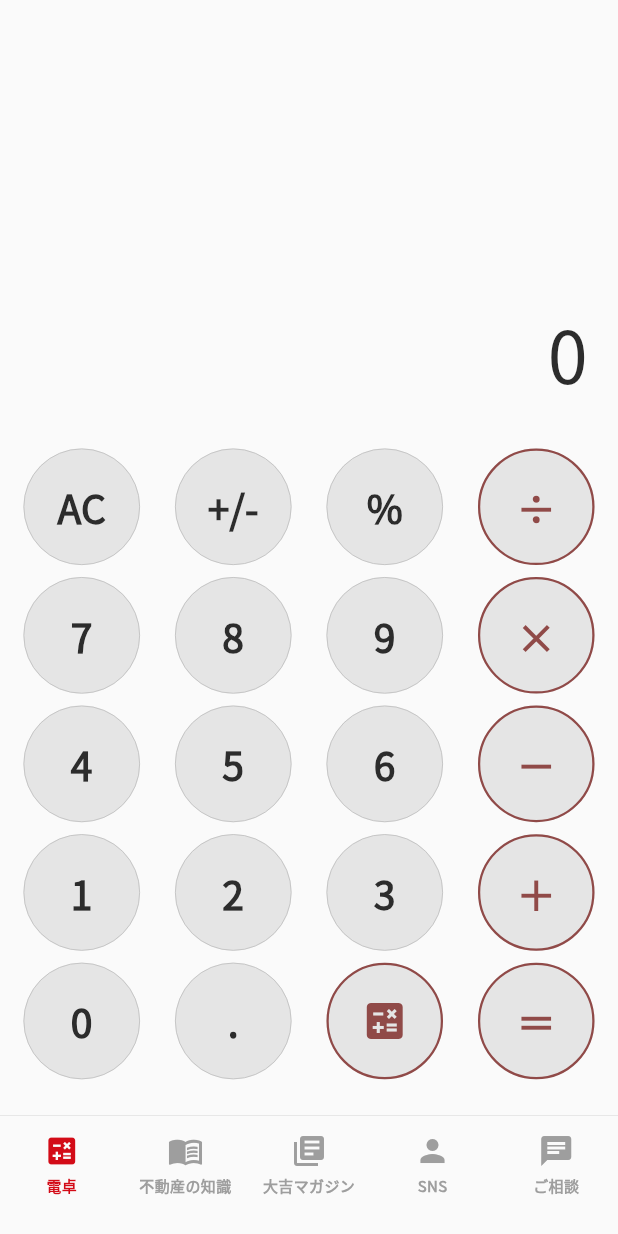
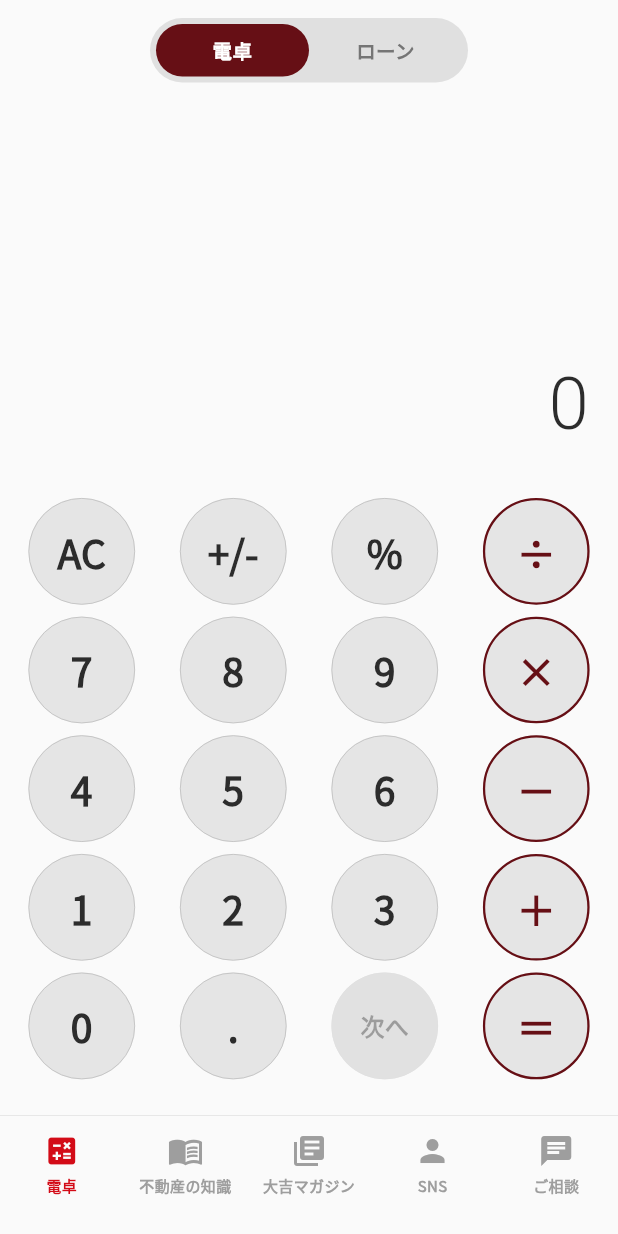
Before and after one commit to sekiguchimend/loan-simulation, a Flutter app: the screen it shows after launch, after a tap on "電卓", on a phone screen of 412 x 824 dp. Run offline on Flutter 3.47's test engine with Material 3 defaults, Android fonts, the phone set to English and light mode, and no system bars; our stand-ins replace cached_network_image, flutter_dotenv, flutter_hooks, flutter_markdown, font_awesome_flutter, hooks_riverpod and 1 more; accounts and stored records are empty; Roboto replaces fonts that are missing (Roboto Mono).

Commit message:
いただいた修正

```diff
--- a/lib/pages/loansimulator/loansimulator_screen.dart
+++ b/lib/pages/loansimulator/loansimulator_screen.dart
@@ -7,16 +7,23 @@ import 'dart:math';
 class LoanSimulatorScreen extends HookConsumerWidget {
   const LoanSimulatorScreen({super.key});
 
+  // 統一カラー
+  static const Color _primaryColor = Color(0xFF660F15);
+
   @override
   Widget build(BuildContext context, WidgetRef ref) {
     final display = useState('0');
     final previousValue = useState<double?>(null);
     final operation = useState<String?>(null);
     final isNewInput = useState(true);
-    final loanStep = useState(-1); // -1: 初期状態, 0: 借入額, 1: 金利, 2: 返済月数, 3: 結果表示
+
+    // モード管理: false=電卓, true=ローン
+    final isLoanMode = useState(false);
+    // ローンのステップ: 0: 借入額, 1: 金利, 2: 返済年数, 3: 結果表示
+    final loanStep = useState(0);
     final loanAmount = useState<double?>(null);
     final interestRate = useState<double?>(null);
-    final loanMonths = useState<double?>(null);
+    final loanYears = useState<double?>(null);
     final monthlyPaymentResult = useState<double?>(null);
 
     // カンマ区切りのフォーマッター
@@ -27,7 +34,6 @@ class LoanSimulatorScreen extends HookConsumerWidget {
     String formatNumber(String value) {
       if (value.isEmpty || value == '0') return value;
 
-      // 小数点で終わる場合の処理
       if (value.endsWith('.')) {
         final intPart = value.substring(0, value.length - 1);
         final numValue = double.tryParse(intPart);
@@ -40,7 +46,6 @@ class LoanSimulatorScreen extends HookConsumerWidget {
       final numValue = double.tryParse(value);
       if (numValue == null) return value;
 
-      // 小数点がある場合
       if (value.contains('.')) {
         return decimalFormatter.format(numValue);
       } else {
@@ -48,28 +53,24 @@ class LoanSimulatorScreen extends HookConsumerWidget {
       }
     }
 
-    // 表示用の数値文字列を取得
     String getFormattedDisplay() {
-      // 常にフォーマットして表示
       return formatNumber(display.value);
     }
 
     void onNumberPressed(String number) {
+      // 最大12桁まで制限
+      const maxDigits = 12;
+      final currentDigits = display.value.replaceAll('.', '').length;
+
       if (isNewInput.value) {
         display.value = number;
         isNewInput.value = false;
       } else {
         if (display.value == '0') {
           display.value = number;
-        } else {
+        } else if (currentDigits < maxDigits) {
           display.value += number;
         }
-      }
-
-      // 結果表示中の場合は通常の計算機モードに戻る（ただし計算は継続可能）
-      if (loanStep.value == 3) {
-        loanStep.value = -1;
-        monthlyPaymentResult.value = null;
       }
     }
 
@@ -92,7 +93,20 @@ class LoanSimulatorScreen extends HookConsumerWidget {
               result = current != 0 ? previousValue.value! / current : 0;
               break;
           }
-          display.value = result == result.toInt() ? result.toInt().toString() : result.toStringAsFixed(2);
+          // 結果の桁数を制限
+          String resultStr;
+          if (result.abs() >= 1e12) {
+            resultStr = result.toStringAsExponential(2);
+          } else if (result == result.toInt()) {
+            resultStr = result.toInt().toString();
+          } else {
+            resultStr = result.toStringAsFixed(2);
+          }
+          // 最大12桁に制限
+          if (resultStr.length > 15) {
+            resultStr = result.toStringAsExponential(2);
+          }
+          display.value = resultStr;
           previousValue.value = null;
           operation.value = null;
           isNewInput.value = true;
@@ -109,29 +123,21 @@ class LoanSimulatorScreen extends HookConsumerWidget {
         previousValue.value = double.tryParse(display.value);
         operation.value = op;
         isNewInput.value = true;
-
-        // 結果表示中の場合は通常の計算機モードに戻る
-        if (loanStep.value == 3) {
-          loanStep.value = -1;
-          monthlyPaymentResult.value = null;
-        }
       }
     }
 
     void calculateLoanPayment() {
-      if (loanAmount.value != null && interestRate.value != null && loanMonths.value != null) {
+      if (loanAmount.value != null && interestRate.value != null && loanYears.value != null) {
         final principal = loanAmount.value!;
         final monthlyRate = interestRate.value! / 100 / 12;
-        final totalMonths = loanMonths.value!;
+        final totalMonths = loanYears.value! * 12;
 
-        // 無効な値のチェック
         if (principal <= 0 || totalMonths < 1) {
           return;
         }
 
         double monthlyPayment;
         if (monthlyRate == 0) {
-          // 金利0%の場合
           monthlyPayment = principal / totalMonths;
         } else {
           monthlyPayment = principal *
@@ -139,34 +145,25 @@ class LoanSimulatorScreen extends HookConsumerWidget {
             (pow(1 + monthlyRate, totalMonths) - 1);
         }
 
-        // NaNや無限大のチェック
         if (monthlyPayment.isNaN || monthlyPayment.isInfinite) {
           return;
         }
 
         monthlyPaymentResult.value = monthlyPayment;
         display.value = monthlyPayment.toStringAsFixed(0);
-
-        // 結果表示状態に移行
         loanStep.value = 3;
       }
     }
 
-    void onLoanButtonPressed() {
-      if (loanStep.value == -1) {
-        // 初期状態から借入額入力画面へ
-        loanStep.value = 0;
-        display.value = '0';
-        isNewInput.value = true;
-        return;
-      }
+    void onNextPressed() {
+      if (!isLoanMode.value) return;
 
       if (loanStep.value == 3) {
-        // 結果表示からリセット
-        loanStep.value = -1;
+        // 結果表示後、最初に戻る
+        loanStep.value = 0;
         loanAmount.value = null;
         interestRate.value = null;
-        loanMonths.value = null;
+        loanYears.value = null;
         monthlyPaymentResult.value = null;
         display.value = '0';
         isNewInput.value = true;
@@ -178,7 +175,6 @@ class LoanSimulatorScreen extends HookConsumerWidget {
 
       switch (loanStep.value) {
         case 0:
-          // 借入額は0より大きい必要がある
           if (currentValue <= 0) return;
           loanAmount.value = currentValue;
           loanStep.value = 1;
@@ -186,7 +182,6 @@ class LoanSimulatorScreen extends HookConsumerWidget {
           isNewInput.value = true;
           break;
         case 1:
-          // 金利は0以上である必要がある（0%も許可）
           if (currentValue < 0) return;
           interestRate.value = currentValue;
           loanStep.value = 2;
@@ -194,76 +189,86 @@ class LoanSimulatorScreen extends HookConsumerWidget {
           isNewInput.value = true;
           break;
         case 2:
-          // 返済月数は1以上である必要がある
           if (currentValue < 1) return;
-          loanMonths.value = currentValue;
+          loanYears.value = currentValue;
           calculateLoanPayment();
           break;
       }
     }
 
     void clear() {
-      // ローンシミュレーション中の場合は現在のステップのみクリア
-      if (loanStep.value >= 0 && loanStep.value < 3) {
-        display.value = '0';
-        isNewInput.value = true;
-      } else {
-        // 通常の計算機の場合は全てクリア
       display.value = '0';
       previousValue.value = null;
       operation.value = null;
       isNewInput.value = true;
-        loanStep.value = -1;
+      if (isLoanMode.value) {
+        loanStep.value = 0;
         loanAmount.value = null;
         interestRate.value = null;
-        loanMonths.value = null;
+        loanYears.value = null;
         monthlyPaymentResult.value = null;
       }
     }
 
+    void switchToCalculator() {
+      isLoanMode.value = false;
+      display.value = '0';
+      previousValue.value = null;
+      operation.value = null;
+      isNewInput.value = true;
+    }
+
+    void switchToLoan() {
+      isLoanMode.value = true;
+      loanStep.value = 0;
+      loanAmount.value = null;
+      interestRate.value = null;
+      loanYears.value = null;
+      monthlyPaymentResult.value = null;
+      display.value = '0';
+      isNewInput.value = true;
+    }
+
     String getDisplayLabel() {
+      if (!isLoanMode.value) return '';
       switch (loanStep.value) {
         case 0: return '借入額を入力してください';
-        case 1: return '利率(%)を入力してください';
-        case 2: return '返済月数を入力してください';
-        case 3: return '返済額(月)';
+        case 1: return '金利(%)を入力してください';
+        case 2: return '返済年数を入力してください';
+        case 3: return '毎月の返済額';
         default: return '';
       }
     }
 
-    String getLoanButtonText() {
-      switch (loanStep.value) {
-        case -1: return ''; // アイコンのみ
-        case 3: return 'OK'; // 結果表示後
-        default: return '次へ';
-      }
-    }
-
-    IconData? getLoanButtonIcon() {
-      return loanStep.value == -1 ? Icons.calculate : null;
+    String getNextButtonText() {
+      if (loanStep.value == 3) return 'OK';
+      return '次へ';
     }
 
     Widget getDisplayText() {
       List<Widget> children = [];
 
-      // メインの数字（カンマ区切りでフォーマット）
       children.add(
-        Text(
+        Flexible(
+          child: FittedBox(
+            fit: BoxFit.scaleDown,
+            alignment: Alignment.centerRight,
+            child: Text(
               getFormattedDisplay(),
               style: const TextStyle(
                 fontSize: 48,
                 fontWeight: FontWeight.w300,
+                fontFamily: 'Roboto Mono',
+                letterSpacing: -1,
+              ),
+            ),
           ),
         ),
       );
 
-      // 演算子を小さな角丸正方形で表示（新しい入力が始まっていない場合のみ）
-      if (operation.value != null && isNewInput.value) {
-        children.add(
-          const SizedBox(width: 8),
-        );
+      if (!isLoanMode.value && operation.value != null && isNewInput.value) {
+        children.add(const SizedBox(width: 8));
 
-        // 全角演算子に変換
         String displayOperator = operation.value!;
         switch (operation.value!) {
           case '+':
@@ -284,7 +289,7 @@ class LoanSimulatorScreen extends HookConsumerWidget {
           Container(
             padding: const EdgeInsets.all(4),
             decoration: BoxDecoration(
-              color: Theme.of(context).primaryColor,
+              color: _primaryColor,
               borderRadius: BorderRadius.circular(4),
             ),
             child: Text(
@@ -308,27 +313,36 @@ class LoanSimulatorScreen extends HookConsumerWidget {
 
     Widget buildButton({
       required String text,
-      required VoidCallback onPressed,
+      required VoidCallback? onPressed,
       Color? backgroundColor,
       Color? textColor,
       IconData? icon,
       bool isOperator = false,
+      bool isDisabled = false,
     }) {
+      final effectiveOnPressed = isDisabled ? null : onPressed;
+      final effectiveColor = isDisabled
+          ? Colors.grey[400]
+          : (isOperator ? _primaryColor : const Color(0xFF2C2C2C));
+      final effectiveBorderColor = isDisabled
+          ? Colors.grey[300]!
+          : (isOperator ? _primaryColor : const Color(0xFFBBBBBB));
+
       return Expanded(
         child: Container(
           margin: const EdgeInsets.all(4),
           height: 90,
           child: ElevatedButton(
-            onPressed: onPressed,
+            onPressed: effectiveOnPressed,
             style: ElevatedButton.styleFrom(
               backgroundColor: const Color(0xFFE5E5E5),
-              foregroundColor: isOperator ? Theme.of(context).primaryColor : const Color(0xFF2C2C2C),
+              foregroundColor: effectiveColor,
               shape: const CircleBorder(),
               elevation: 0,
               padding: EdgeInsets.zero,
               side: BorderSide(
-                color: isOperator ? Theme.of(context).primaryColor : const Color(0xFFBBBBBB),
-                width: isOperator ? 1.5 : 0.5,
+                color: effectiveBorderColor,
+                width: isOperator && !isDisabled ? 1.5 : 0.5,
               ),
             ),
             child: Center(
@@ -352,6 +366,80 @@ class LoanSimulatorScreen extends HookConsumerWidget {
       body: SafeArea(
         child: Column(
         children: [
+          // タブヘッダー
+          Container(
+            margin: const EdgeInsets.fromLTRB(100, 12, 100, 0),
+            padding: const EdgeInsets.all(4),
+            decoration: BoxDecoration(
+              color: Colors.grey[300],
+              borderRadius: BorderRadius.circular(25),
+            ),
+            child: LayoutBuilder(
+              builder: (context, constraints) {
+                final tabWidth = (constraints.maxWidth) / 2;
+                return Stack(
+                  children: [
+                    // スライドするインジケーター
+                    AnimatedPositioned(
+                      duration: const Duration(milliseconds: 200),
+                      curve: Curves.easeInOut,
+                      left: isLoanMode.value ? tabWidth : 0,
+                      top: 0,
+                      bottom: 0,
+                      width: tabWidth,
+                      child: Container(
+                        decoration: BoxDecoration(
+                          color: _primaryColor,
+                          borderRadius: BorderRadius.circular(20),
+                        ),
+                      ),
+                    ),
+                    // タブテキスト
+                    Row(
+                      children: [
+                        Expanded(
+                          child: GestureDetector(
+                            onTap: switchToCalculator,
+                            child: Container(
+                              padding: const EdgeInsets.symmetric(vertical: 8),
+                              color: Colors.transparent,
+                              child: Text(
+                                '電卓',
+                                textAlign: TextAlign.center,
+                                style: TextStyle(
+                                  color: !isLoanMode.value ? Colors.white : Colors.grey[600],
+                                  fontWeight: FontWeight.w600,
+                                  fontSize: 13,
+                                ),
+                              ),
+                            ),
+                          ),
+                        ),
+                        Expanded(
+                          child: GestureDetector(
+                            onTap: switchToLoan,
+                            child: Container(
+                              padding: const EdgeInsets.symmetric(vertical: 8),
+                              color: Colors.transparent,
+                              child: Text(
+                                'ローン',
+                                textAlign: TextAlign.center,
+                                style: TextStyle(
+                                  color: isLoanMode.value ? Colors.white : Colors.grey[600],
+                                  fontWeight: FontWeight.w600,
+                                  fontSize: 13,
+                                ),
+                              ),
+                            ),
+                          ),
+                        ),
+                      ],
+                    ),
+                  ],
+                );
+              },
+            ),
+          ),
           // Display Area
           Expanded(
             flex: 2,
@@ -363,7 +451,7 @@ class LoanSimulatorScreen extends HookConsumerWidget {
                 mainAxisAlignment: MainAxisAlignment.end,
                 crossAxisAlignment: CrossAxisAlignment.end,
                 children: [
-                  if (loanStep.value >= 0 && loanStep.value <= 3) ...[
+                  if (isLoanMode.value) ...[
                     Text(
                       getDisplayLabel(),
                       style: TextStyle(fontSize: 16, color: Colors.grey[600]),
@@ -396,7 +484,7 @@ class LoanSimulatorScreen extends HookConsumerWidget {
                         buildButton(
                           text: '+/-',
                           onPressed: () {
-                            if (display.value != '0' && !display.value.contains('月額')) {
+                            if (display.value != '0') {
                               final value = double.tryParse(display.value);
                               if (value != null) {
                                 display.value = (-value).toString();
@@ -405,6 +493,7 @@ class LoanSimulatorScreen extends HookConsumerWidget {
                           },
                           backgroundColor: const Color(0xFFC0C0C0),
                           textColor: const Color(0xFF2C2C2C),
+                          isDisabled: isLoanMode.value,
                         ),
                         buildButton(
                           text: '%',
@@ -416,11 +505,13 @@ class LoanSimulatorScreen extends HookConsumerWidget {
                           },
                           backgroundColor: const Color(0xFFC0C0C0),
                           textColor: const Color(0xFF2C2C2C),
+                          isDisabled: isLoanMode.value,
                         ),
                         buildButton(
                           text: '÷',
                           onPressed: () => onOperationPressed('÷'),
                           isOperator: true,
+                          isDisabled: isLoanMode.value,
                         ),
                       ],
                     ),
@@ -437,6 +528,7 @@ class LoanSimulatorScreen extends HookConsumerWidget {
                           text: '×',
                           onPressed: () => onOperationPressed('×'),
                           isOperator: true,
+                          isDisabled: isLoanMode.value,
                         ),
                       ],
                     ),
@@ -453,6 +545,7 @@ class LoanSimulatorScreen extends HookConsumerWidget {
                           text: '－',
                           onPressed: () => onOperationPressed('-'),
                           isOperator: true,
+                          isDisabled: isLoanMode.value,
                         ),
                       ],
                     ),
@@ -469,12 +562,13 @@ class LoanSimulatorScreen extends HookConsumerWidget {
                           text: '＋',
                           onPressed: () => onOperationPressed('+'),
                           isOperator: true,
+                          isDisabled: isLoanMode.value,
                         ),
                       ],
                     ),
                   ),
 
-                  // Row 5: 0, ., ローンボタン, =
+                  // Row 5: 0, ., 次へ/=, =
                   Expanded(
                     child: Row(
                       children: [
@@ -491,16 +585,18 @@ class LoanSimulatorScreen extends HookConsumerWidget {
                             }
                           },
                         ),
+                        // ローンモード時は「次へ」、電卓モード時は非活性
                         buildButton(
-                          text: getLoanButtonText(),
-                          icon: getLoanButtonIcon(),
-                          onPressed: onLoanButtonPressed,
+                          text: isLoanMode.value ? getNextButtonText() : '次へ',
+                          onPressed: onNextPressed,
                           isOperator: true,
+                          isDisabled: !isLoanMode.value,
                         ),
                         buildButton(
                           text: '＝',
                           onPressed: calculate,
                           isOperator: true,
+                          isDisabled: isLoanMode.value,
                         ),
                       ],
                     ),
@@ -509,7 +605,7 @@ class LoanSimulatorScreen extends HookConsumerWidget {
               ),
             ),
           ),
-          SizedBox(height: 16), // 下部余白
+          SizedBox(height: 16),
         ],
       ),
       ),
--- a/lib/setup_screen.dart
+++ b/lib/setup_screen.dart
@@ -12,7 +12,7 @@ class SetupScreen extends HookConsumerWidget {
 
     useEffect(() {
       // Timerを使用してキャンセル可能にする
-      final timer = Timer(const Duration(seconds: 3), () {
+      final timer = Timer(const Duration(milliseconds: 1000), () {
         if (context.mounted) {
           Navigator.of(context).pushReplacement(
             PageRouteBuilder(
@@ -38,7 +38,13 @@ class SetupScreen extends HookConsumerWidget {
     return Scaffold(
       backgroundColor: const Color(0xFF000000),
       body: Center(
-        child: Image.asset(
+        child: Column(
+          mainAxisAlignment: MainAxisAlignment.center,
+          children: [
+            Stack(
+              clipBehavior: Clip.none,
+              children: [
+                Image.asset(
                   'assets/images/daikich_logo.png',
                   width: 400,
                   height: 250,
@@ -49,6 +55,27 @@ class SetupScreen extends HookConsumerWidget {
                     );
                   },
                 ),
+                Positioned(
+                  top: 30,
+                  left: 0,
+                  right: 0,
+                  child: const Center(
+                    child: Text(
+                      '＼ 不動産投資のことなら ／',
+                      style: TextStyle(
+                        color: Colors.white,
+                        fontSize: 20,
+                        fontWeight: FontWeight.w400,
+                        fontFamily: 'NotoSansJP',
+                        letterSpacing: 2,
+                      ),
+                    ),
+                  ),
+                ),
+              ],
+            ),
+          ],
+        ),
       ),
     );
   }
```
Also changed, not shown: pubspec.lock, 1 other file. Lines whose indentation alone changed are shown as unchanged.
